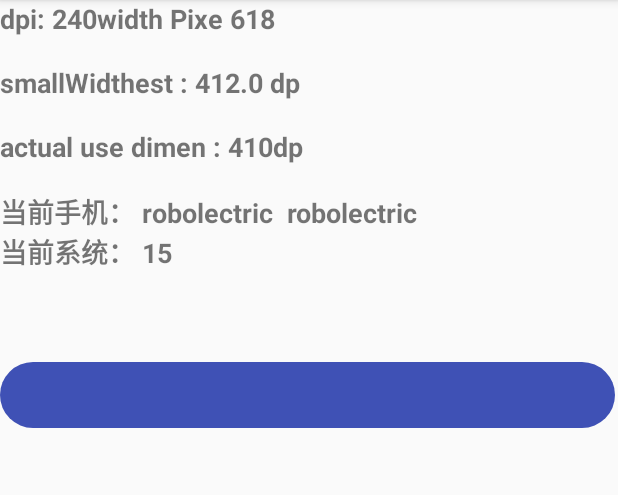
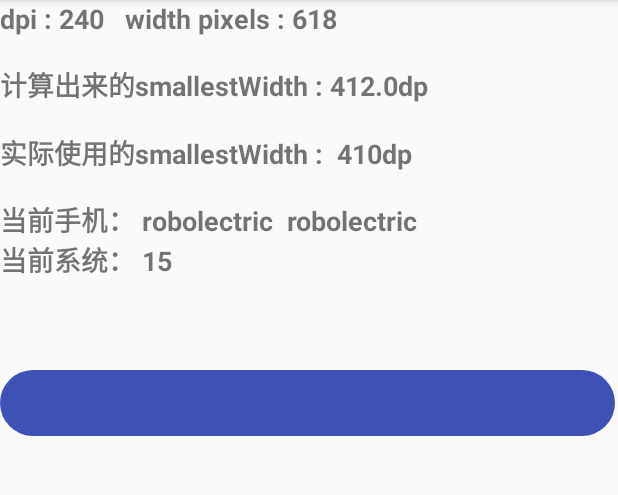
Before and after one commit to ladingwu/dimens_sw, an Android app: the screen it shows after launch (MainActivity), on a phone screen of 412 x 824 dp, the part 84-579 px from its top. Run offline under Robolectric (Android 15) with nearby library versions, the phone set to English and light mode, and no system bars.

Commit message:
update demo code

```diff
--- a/app/src/main/java/com/example/laddingwu/adapterapplication/MainActivity.java
+++ b/app/src/main/java/com/example/laddingwu/adapterapplication/MainActivity.java
@@ -25,9 +25,9 @@ public class MainActivity extends AppCompatActivity {
             public void run() {
                 DisplayMetrics dm = new DisplayMetrics();
                 getWindowManager().getDefaultDisplay().getRealMetrics(dm);
-                tv1.setText("dpi: "+dm.densityDpi +"width Pixe "+dm.widthPixels);
-                tv2.setText("smallWidthest : "+dm.widthPixels/(dm.densityDpi/160.0) +" dp");
-                tv3.setText("actual use dimen : "+getResources().getString(R.string.base_dpi));
+                tv1.setText("dpi : "+dm.densityDpi +"   width pixels : "+dm.widthPixels);
+                tv2.setText("计算出来的smallestWidth : "+dm.widthPixels/(dm.densityDpi/160.0) +"dp");
+                tv3.setText("实际使用的smallestWidth :  "+getResources().getString(R.string.base_dpi));
                 tv4.setText("当前手机： "+SystemUtil.getDeviceBrand()+"  "+SystemUtil.getSystemModel()+ " \n"+"当前系统： "+SystemUtil.getSystemVersion()+ " ");
                 LinearLayout.LayoutParams p= (LinearLayout.LayoutParams) view.getLayoutParams();
                 p.width = getResources().getDimensionPixelSize(R.dimen.qb_px_375);
```
Also changed, not shown: 1 other file.
